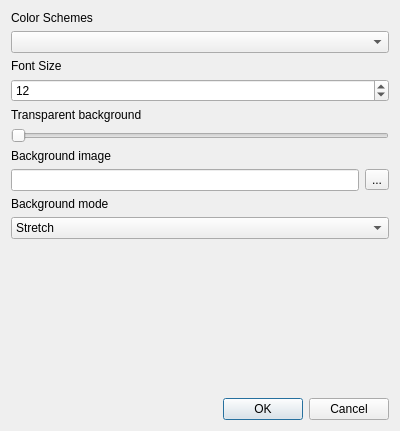
Qt form src/globaloptions.ui (QQxiaoming/quardCRT) before a commit.
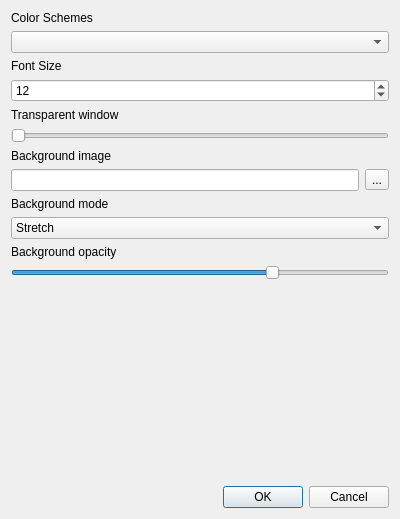
The same form after that commit.

Diff of the .ui file:
```diff
--- a/src/globaloptions.ui
+++ b/src/globaloptions.ui
@@ -7,7 +7,7 @@
     <x>0</x>
     <y>0</y>
     <width>400</width>
-    <height>431</height>
+    <height>519</height>
    </rect>
   </property>
   <property name="windowTitle">
@@ -47,7 +47,7 @@
    <item>
     <widget class="QLabel" name="label_3">
      <property name="text">
-      <string>Transparent background</string>
+      <string>Transparent window</string>
      </property>
     </widget>
    </item>
@@ -124,6 +124,26 @@
      </item>
     </widget>
    </item>
+   <item>
+    <widget class="QLabel" name="label_6">
+     <property name="text">
+      <string>Background opacity</string>
+     </property>
+    </widget>
+   </item>
+   <item>
+    <widget class="QSlider" name="horizontalSliderBackgroundImageOpacity">
+     <property name="maximum">
+      <number>100</number>
+     </property>
+     <property name="value">
+      <number>70</number>
+     </property>
+     <property name="orientation">
+      <enum>Qt::Horizontal</enum>
+     </property>
+    </widget>
+   </item>
    <item>
     <spacer name="verticalSpacer">
      <property name="orientation">
```
